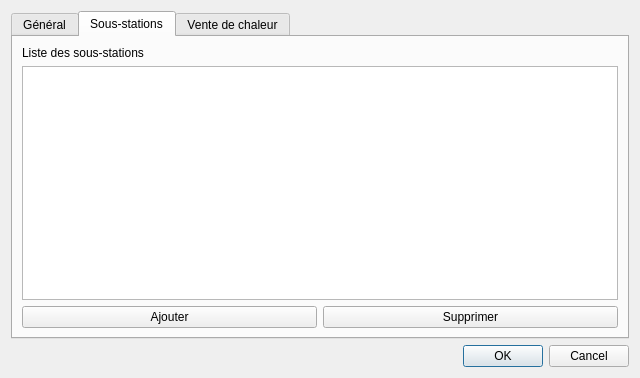
pyridiss/suivi-chaufferies, file configurationdialog.ui: the form before one commit.
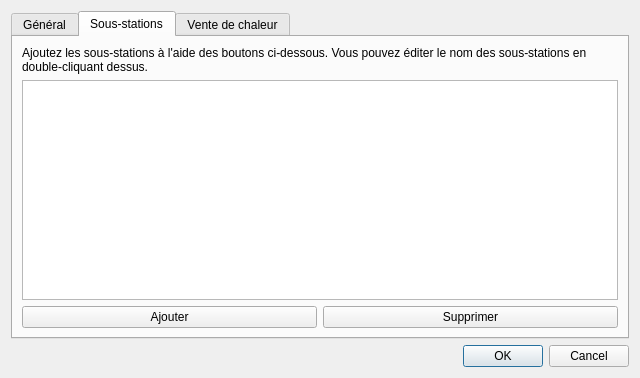
The form after the commit. The open tabs and pages were chosen to show the change. Icons and pictures are not drawn.

Commit message: ConfigurationDialog: make it possible to add and remove substations.

```diff
--- a/configurationdialog.ui
+++ b/configurationdialog.ui
@@ -175,10 +175,13 @@
        <item row="1" column="1" colspan="2">
         <widget class="QListWidget" name="listWidget"/>
        </item>
-       <item row="0" column="1">
+       <item row="0" column="1" colspan="2">
         <widget class="QLabel" name="label_4">
          <property name="text">
-          <string>Liste des sous-stations</string>
+          <string>Ajoutez les sous-stations à l'aide des boutons ci-dessous. Vous pouvez éditer le nom des sous-stations en double-cliquant dessus.</string>
+         </property>
+         <property name="wordWrap">
+          <bool>true</bool>
          </property>
         </widget>
        </item>
```
Left out of the diff: 6 changed lines with no effect on the pictures. The commit also changes 2 other files.
